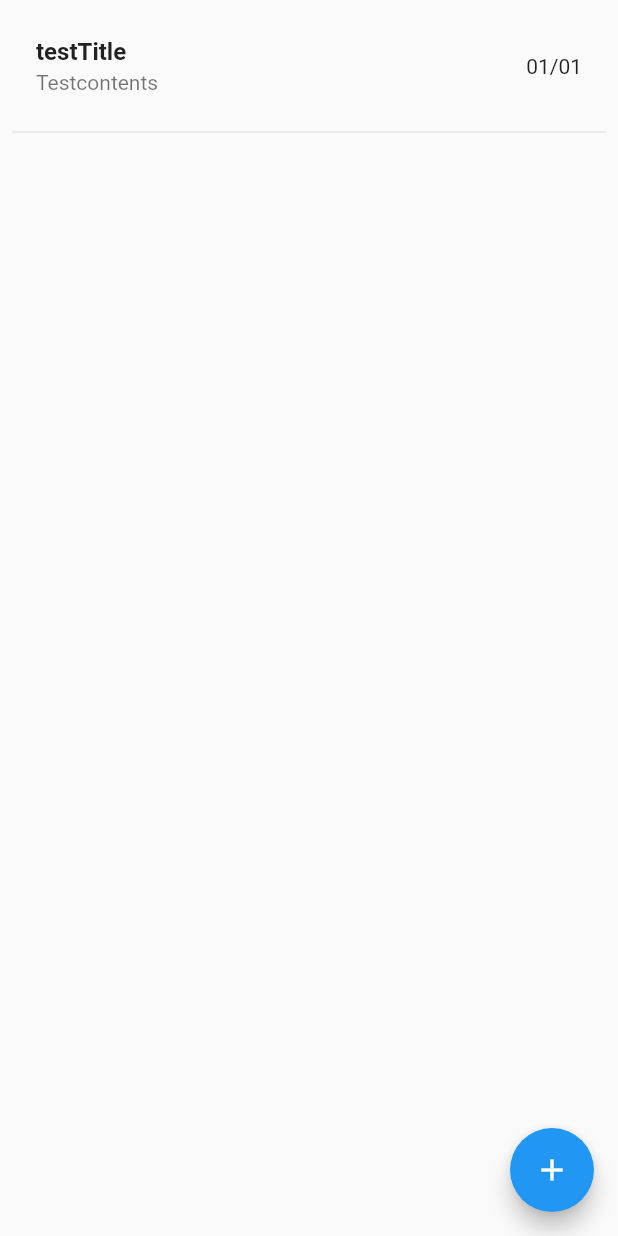
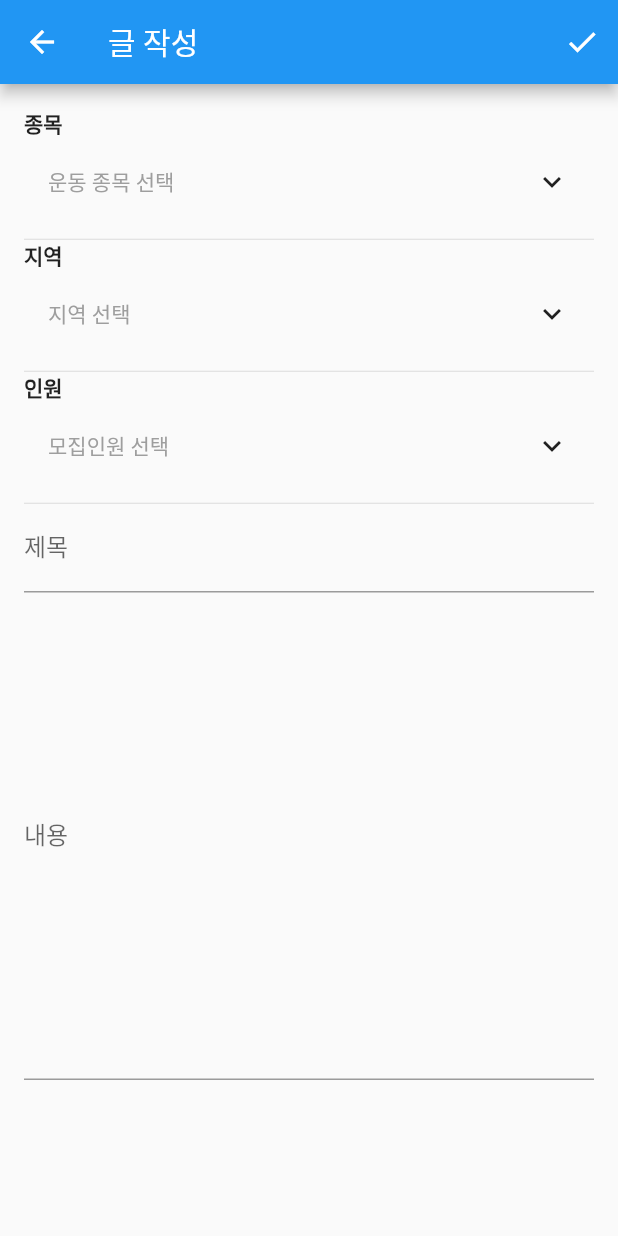
Before and after one commit to xi-one/fit-mate, a Flutter app: the BoardPage screen opened directly, after a tap on the "add" icon, on a phone screen of 412 x 824 dp. Run offline on Flutter 3.47's test engine with Material 2 defaults, Android fonts, the light colour scheme and no system bars; our stand-ins replace dio, flutter_secure_storage, multi_select_flutter; missing offline and left inert: flutter_web_auth; accounts and stored records are empty; network calls fail.

Commit message:
feat: add comment, post writing func

```diff
--- a/fit_mate_app/lib/main.dart
+++ b/fit_mate_app/lib/main.dart
@@ -4,6 +4,7 @@ import 'dart:ui';
 import 'package:fit_mate_app/pages/LoginPage.dart';
 import 'package:fit_mate_app/providers/CommentService.dart';
 import 'package:fit_mate_app/providers/PostService.dart';
+import 'package:fit_mate_app/providers/UserService.dart';
 import 'package:flutter/material.dart';
 import 'package:provider/provider.dart';
 
@@ -23,7 +24,10 @@ class MyApp extends StatelessWidget {
         ),
         ChangeNotifierProvider.value(
           value: CommentService(),
-        )
+        ),
+        ChangeNotifierProvider.value(
+          value: UserService(),
+        ),
       ],
       child: MaterialApp(
         debugShowCheckedModeBanner: false,
--- a/fit_mate_app/lib/model/Post.dart
+++ b/fit_mate_app/lib/model/Post.dart
@@ -10,7 +10,7 @@ class Post {
   final String? numOfParticipants;
   final bool? isRecruiting;
 
-  Post(
+  Post({
     this.id,
     this.title,
     this.contents,
@@ -21,5 +21,5 @@ class Post {
     this.numOfRecruits,
     this.numOfParticipants,
     this.isRecruiting,
-  );
+  });
 }
--- a/fit_mate_app/lib/pages/BoardPage.dart
+++ b/fit_mate_app/lib/pages/BoardPage.dart
@@ -1,3 +1,5 @@
+import 'package:fit_mate_app/pages/EditPostPage.dart';
+import 'package:fit_mate_app/providers/UserService.dart';
 import 'package:fit_mate_app/widgets/PostItem.dart';
 import 'package:fit_mate_app/providers/PostService.dart';
 import 'package:flutter/material.dart';
@@ -9,6 +11,7 @@ class BoardPage extends StatelessWidget {
 
   Future<void> _refreshPosts(BuildContext context) async {
     await Provider.of<PostService>(context, listen: false).fetchAndSetPosts();
+    await Provider.of<UserService>(context, listen: false).fetchAndSetUser();
   }
 
   @override
@@ -16,7 +19,10 @@ class BoardPage extends StatelessWidget {
     return Scaffold(
         floatingActionButton: FloatingActionButton(
           onPressed: () {
-            print("test");
+            Navigator.push(
+              context,
+              MaterialPageRoute(builder: (context) => EditPostPage(null)),
+            );
           },
           child: Icon(Icons.add),
         ),
--- /dev/null
+++ b/fit_mate_app/lib/pages/EditPostPage.dart
@@ -0,0 +1,361 @@
+import 'package:fit_mate_app/model/Post.dart';
+import 'package:fit_mate_app/providers/PostService.dart';
+import 'package:fit_mate_app/providers/UserService.dart';
+import 'package:flutter/cupertino.dart';
+import 'package:flutter/material.dart';
+import 'package:provider/provider.dart';
+
+class EditPostPage extends StatefulWidget {
+  final postId;
+  const EditPostPage(this.postId, {super.key});
+
+  @override
+  State<EditPostPage> createState() => _EditPostPageState();
+}
+
+class _EditPostPageState extends State<EditPostPage> {
+  final _contentsFocusNode = FocusNode();
+  final _form = GlobalKey<FormState>();
+  var _editedPost = Post(
+      id: null,
+      title: '',
+      contents: '',
+      datetime: null,
+      userId: '',
+      sports: '',
+      location: '',
+      numOfRecruits: '',
+      numOfParticipants: '',
+      isRecruiting: null);
+
+  var _initValues = {
+    'title': '',
+    'contents': '',
+    'sports': '운동 종목 선택',
+    'location': '지역 선택',
+    'numOfRecruits': '모집인원 선택'
+  };
+
+  var sports = "운동 종목 선택";
+  var location = "지역 선택";
+  var numOfRecruits = "모집인원 선택";
+
+  var _isInit = true;
+  var _isLoading = false;
+  var arguments = null;
+
+  @override
+  void initState() {
+    super.initState();
+  }
+
+  @override
+  void didChangeDependencies() {
+    if (_isInit) {
+      final postId = widget.postId;
+      if (postId != null) {
+        _editedPost = Provider.of<PostService>(context, listen: false)
+            .items
+            .firstWhere((post) => post.id == postId);
+        _initValues = {
+          'title': _editedPost.title ?? '',
+          'contents': _editedPost.contents ?? '',
+        };
+      }
+    }
+    _isInit = false;
+    super.didChangeDependencies();
+  }
+
+  @override
+  void dispose() {
+    _contentsFocusNode.dispose();
+    super.dispose();
+  }
+
+  Future<void> _saveForm() async {
+    final isValid = _form.currentState!.validate() &&
+        sports != _initValues['sports'] &&
+        location != _initValues['location'] &&
+        numOfRecruits != _initValues['numOfRecruits'];
+    if (!isValid) {
+      print("invalid value!!!");
+      return;
+    }
+    _form.currentState!.save();
+
+    setState(() {
+      _isLoading = true;
+    });
+
+    if (_editedPost.id != null) {
+      await Provider.of<PostService>(context, listen: false)
+          .updatePost(_editedPost.id!, _editedPost);
+    } else {
+      try {
+        await Provider.of<PostService>(context, listen: false)
+            .addPost(_editedPost, sports, location, numOfRecruits);
+      } catch (error) {
+        await showDialog(
+          context: context,
+          builder: (ctx) => AlertDialog(
+            title: Text('An error ocurred.'),
+            content: Text('오류가 발생했습니다.'),
+            actions: <Widget>[
+              TextButton(
+                child: Text('확인'),
+                onPressed: () {
+                  Navigator.of(ctx).pop();
+                },
+              )
+            ],
+          ),
+        );
+      }
+    }
+    setState(() {
+      _isLoading = false;
+    });
+    Navigator.of(context).pop();
+  }
+
+  void _showModal(BuildContext context, String domain) async {
+    final sportsList = ['농구', '테니스', '축구', '배드민턴'];
+    final citiesList = ['서울/경기', '충북', '충남', '경북', '경남', '전북', '전남', '강원'];
+    final numberList = List.generate(27, (index) => index + 3);
+
+    var list;
+    if (domain == 'sports') {
+      list = sportsList;
+    } else if (domain == 'city')
+      list = citiesList;
+    else if (domain == 'num')
+      list = numberList;
+    else
+      ;
+    await showModalBottomSheet(
+      context: context,
+      builder: (BuildContext context) {
+        return Container(
+          height: MediaQuery.of(context).size.height * 0.5, // 모달의 높이를 설정합니다.
+          child: ListView.builder(
+            itemCount: list.length,
+            itemBuilder: (BuildContext context, int index) {
+              return ListTile(
+                title: Text(list[index].toString()),
+                onTap: () {
+                  // 사용자가 운동 종목을 선택했을 때 할 작업을 여기에 추가합니다.
+                  print('선택한 운동 종목: ${list[index].toString()}');
+                  if (domain == 'sports') {
+                    setState(() {
+                      sports = list[index];
+                    });
+                  } else if (domain == 'city') {
+                    setState(() {
+                      location = list[index];
+                    });
+                  } else if (domain == 'num') {
+                    setState(() {
+                      numOfRecruits = list[index].toString();
+                    });
+                  } else
+                    ;
+                  Navigator.of(context).pop(); // 모달을 닫습니다.
+                },
+              );
+            },
+          ),
+        );
+      },
+    );
+  }
+
+  @override
+  Widget build(BuildContext context) {
+    final userId = Provider.of<UserService>(context).userId;
+
+    return Scaffold(
+      appBar: AppBar(
+        title: widget.postId != null ? Text('글 수정') : Text('글 작성'),
+        actions: <Widget>[
+          IconButton(
+            icon: Icon(Icons.check),
+            onPressed: _saveForm,
+          ),
+        ],
+      ),
+      body: _isLoading
+          ? Center(
+              child: CircularProgressIndicator(),
+            )
+          : Padding(
+              padding: const EdgeInsets.all(16.0),
+              child: Form(
+                key: _form,
+                child: SingleChildScrollView(
+                  child: Column(
+                    children: <Widget>[
+                      // 운동 종목 설정
+                      Align(
+                        alignment: Alignment.topLeft,
+                        child: Text(
+                          "종목",
+                          textAlign: TextAlign.left,
+                          style: TextStyle(
+                            fontWeight: FontWeight.bold,
+                          ),
+                        ),
+                      ),
+                      InkWell(
+                        onTap: () {
+                          _showModal(context, 'sports');
+                        },
+                        child: Container(
+                          padding: EdgeInsets.all(16.0),
+                          child: Row(
+                            mainAxisAlignment: MainAxisAlignment.spaceBetween,
+                            children: [
+                              Text(
+                                sports, // 힌트 텍스트
+                                style: TextStyle(color: Colors.grey),
+                              ),
+                              Icon(Icons.keyboard_arrow_down), // 아래표시 화살표 아이콘
+                            ],
+                          ),
+                        ),
+                      ),
+                      SizedBox(
+                        height: 10,
+                      ),
+                      Divider(
+                        height: 1,
+                      ),
+
+                      // 지역 설정
+                      Align(
+                        alignment: Alignment.topLeft,
+                        child: Text(
+                          "지역",
+                          textAlign: TextAlign.left,
+                          style: TextStyle(
+                            fontWeight: FontWeight.bold,
+                          ),
+                        ),
+                      ),
+                      InkWell(
+                        onTap: () {
+                          _showModal(context, 'city');
+                        },
+                        child: Container(
+                          padding: EdgeInsets.all(16.0),
+                          child: Row(
+                            mainAxisAlignment: MainAxisAlignment.spaceBetween,
+                            children: [
+                              Text(
+                                location, // 힌트 텍스트
+                                style: TextStyle(color: Colors.grey),
+                              ),
+                              Icon(Icons.keyboard_arrow_down), // 아래표시 화살표 아이콘
+                            ],
+                          ),
+                        ),
+                      ),
+                      SizedBox(
+                        height: 10,
+                      ),
+                      Divider(
+                        height: 1,
+                      ),
+
+                      // 모집 인원 설정
+                      Align(
+                        alignment: Alignment.topLeft,
+                        child: Text(
+                          "인원",
+                          textAlign: TextAlign.left,
+                          style: TextStyle(
+                            fontWeight: FontWeight.bold,
+                          ),
+                        ),
+                      ),
+                      InkWell(
+                        onTap: () {
+                          _showModal(context, 'num');
+                        },
+                        child: Container(
+                          padding: EdgeInsets.all(16.0),
+                          child: Row(
+                            mainAxisAlignment: MainAxisAlignment.spaceBetween,
+                            children: [
+                              Text(
+                                numOfRecruits, // 힌트 텍스트
+                                style: TextStyle(color: Colors.grey),
+                              ),
+                              Icon(Icons.keyboard_arrow_down), // 아래표시 화살표 아이콘
+                            ],
+                          ),
+                        ),
+                      ),
+                      SizedBox(
+                        height: 10,
+                      ),
+                      Divider(
+                        height: 1,
+                      ),
+                      TextFormField(
+                        initialValue: _initValues['title'],
+                        decoration: InputDecoration(
+                          labelText: '제목',
+                        ),
+                        textInputAction: TextInputAction.next,
+                        onFieldSubmitted: (_) {
+                          FocusScope.of(context)
+                              .requestFocus(_contentsFocusNode);
+                        },
+                        validator: (value) {
+                          if (value!.isEmpty) {
+                            return '제목을 입력해주세요.';
+                          }
+                          return null;
+                        },
+                        onSaved: (value) {
+                          _editedPost = Post(
+                            title: value,
+                            contents: _editedPost.contents,
+                            datetime: _editedPost.datetime,
+                            userId: userId,
+                            id: _editedPost.id,
+                          );
+                        },
+                      ),
+                      TextFormField(
+                        initialValue: _initValues['contents'],
+                        decoration: InputDecoration(labelText: '내용'),
+                        maxLines: 15,
+                        keyboardType: TextInputType.multiline,
+                        textInputAction: TextInputAction.newline,
+                        focusNode: _contentsFocusNode,
+                        validator: (value) {
+                          if (value!.isEmpty) {
+                            return '내용을 입력해주세요.';
+                          }
+                          return null;
+                        },
+                        onSaved: (value) {
+                          _editedPost = Post(
+                            title: _editedPost.title,
+                            contents: value,
+                            datetime: _editedPost.datetime,
+                            id: _editedPost.id,
+                            userId: _editedPost.userId,
+                          );
+                        },
+                      ),
+                    ],
+                  ),
+                ),
+              ),
+            ),
+    );
+  }
+}
--- a/fit_mate_app/lib/providers/PostService.dart
+++ b/fit_mate_app/lib/providers/PostService.dart
@@ -1,11 +1,13 @@
+import 'package:dio/dio.dart';
+import 'package:fit_mate_app/apiConstant.dart';
 import 'package:fit_mate_app/model/Post.dart';
 import 'package:flutter/material.dart';
+import 'package:flutter_secure_storage/flutter_secure_storage.dart';
 
 class PostService extends ChangeNotifier {
-  List<Post> _items = [
-    Post("1", "testTitle", "Testcontents", DateTime(2023), "1", "basketball",
-        "location", "2", "1", true)
-  ];
+  List<Post> _items = [];
+
+  final storage = FlutterSecureStorage();
 
   PostService();
 
@@ -16,5 +18,80 @@ class PostService extends ChangeNotifier {
     return [..._items];
   }
 
-  Future<void> fetchAndSetPosts() async {}
+  Future<void> fetchAndSetPosts() async {
+    final token = await storage.read(key: "accessToken");
+
+    Dio dio = Dio(BaseOptions(
+      baseUrl: ApiConstants.baseUrl,
+      headers: {
+        'Content-Type': 'application/json',
+        'Authorization': 'Bearer $token',
+      },
+    ));
+
+    try {
+      final response = await dio.get("/board");
+
+      final posts = response.data["posts"];
+      if (posts == null) {
+        return;
+      }
+
+      final List<Post> loadedPosts = [];
+      posts.forEach((post) {
+        loadedPosts.add(Post(
+            id: post['id'].toString(),
+            title: post['title'],
+            contents: post['content'],
+            datetime: DateTime.parse(post['dateTime']),
+            userId: post['userId'].toString(),
+            sports: post['sports'],
+            location: post['location'],
+            numOfRecruits: post['numOfRecruits'].toString(),
+            numOfParticipants: post['numOfParticipants'].toString(),
+            isRecruiting: post['recruiting']));
+      });
+      _items = [];
+      _items = loadedPosts;
+      notifyListeners();
+    } catch (e) {
+      throw (e);
+    }
+  }
+
+  Future<void> updatePost(String postId, Post post) async {}
+  Future<void> addPost(
+    Post post,
+    String sports,
+    String location,
+    String numOfRecruits,
+  ) async {
+    final token = await storage.read(key: "accessToken");
+
+    Dio dio = Dio(BaseOptions(
+      baseUrl: ApiConstants.baseUrl,
+      headers: {
+        'Content-Type': 'application/json',
+        'Authorization': 'Bearer $token',
+      },
+    ));
+    Map<String, dynamic> data = {
+      'userId': int.parse(post.userId!),
+      'title': post.title,
+      'content': post.contents,
+      'sports': sports,
+      'location': location,
+      'numOfRecruits': numOfRecruits,
+    };
+
+    try {
+      final response = await dio.post("/board", data: data);
+      print(response.data);
+    } catch (e) {
+      print(e);
+      throw e;
+    }
+
+    notifyListeners();
+  }
 }
--- a/fit_mate_app/lib/widgets/CommentItem.dart
+++ b/fit_mate_app/lib/widgets/CommentItem.dart
@@ -38,7 +38,7 @@ class CommentItem extends StatelessWidget {
                   ),
                 ),
                 title: Text(
-                  comment.userName!.substring(0, 5) + '***' + '-   ' + dt,
+                  comment.userName! + "   " + dt,
                   overflow: TextOverflow.ellipsis,
                   style: TextStyle(fontWeight: FontWeight.bold),
                 ),
```
Also changed, not shown: fit_mate_app/lib/pages/PostDetailPage.dart (+57 -29 lines), fit_mate_app/lib/providers/CommentService.dart (+62 -2 lines), fit_mate_app/lib/providers/UserService.dart (+38 -0 lines).
